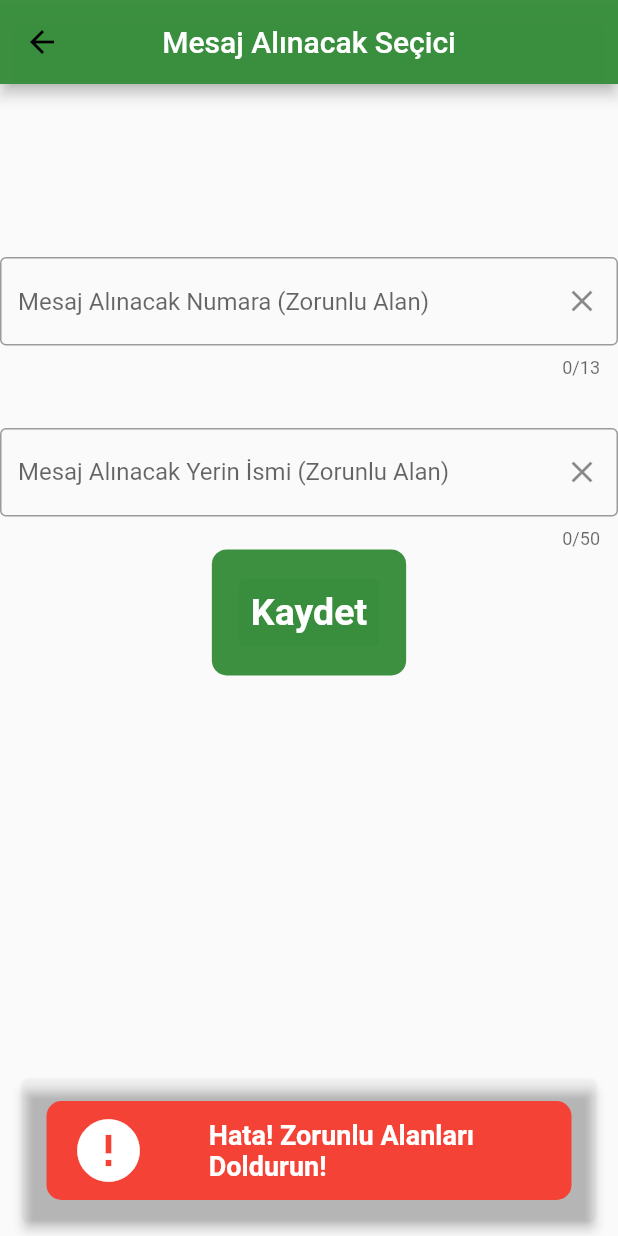
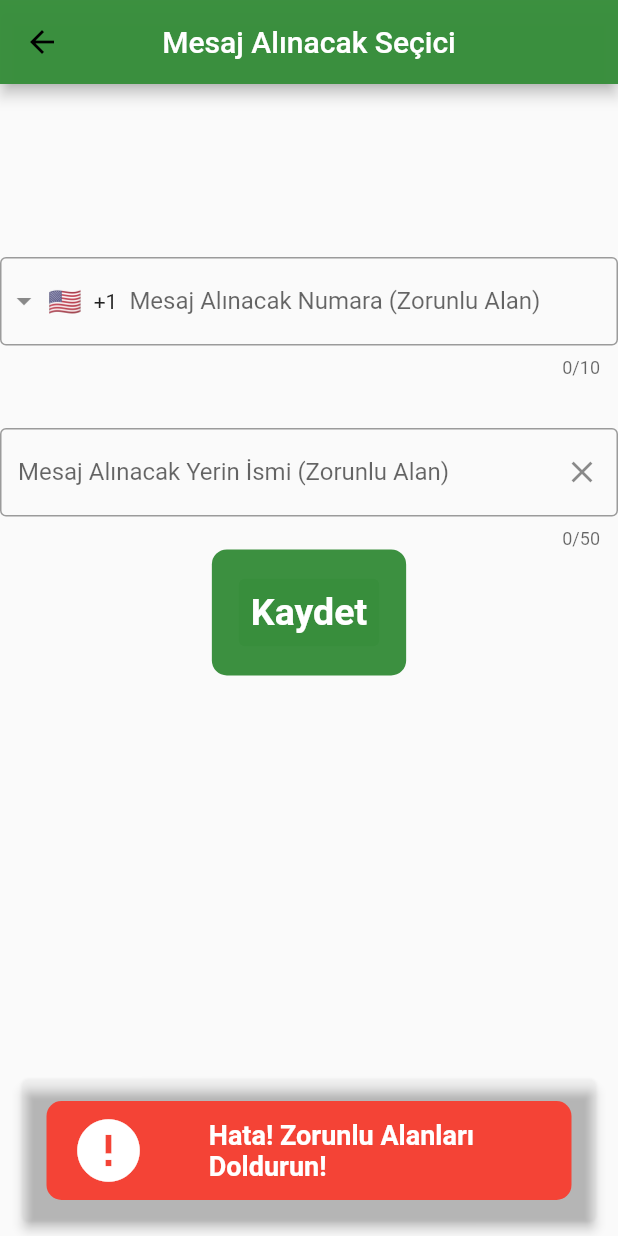
Before and after one commit to esrasubasi/tele_connect, a Flutter app: the screen it shows after launch, after a tap on the "add comment" icon, after a tap on "Kaydet", on a phone screen of 412 x 824 dp. Run offline on Flutter 3.47's test engine with Material 2 defaults, Android fonts, the phone set to English and light mode, and no system bars; drawn by our look-alikes of intl_phone_field; our stand-ins replace cloud_firestore, dio, firebase_core, flutter_slidable, permission_handler; missing offline and left inert: flutter_sms, readsms, sms_receiver; accounts and stored records are empty.

Commit message:
dropdown,timeout,switchisback,working fine

```diff
--- a/lib/core/constant/app_constant.dart
+++ b/lib/core/constant/app_constant.dart
@@ -16,4 +16,5 @@ class AppConstant {
   static const String ERROR_CANT_EMPTY_SENDER = "Hata! Zorunlu Alanları Doldurun!";
   static const String ERROR_CANT_EMPTY_ADD = "Hata! Zorunlu Alanları Doldurun!";
   static const String ERROR_MAIL = "Hata! Geçerli Bir Mail Girin";
+  static const String SEND_SMS_SELECT_INVALID = "Geçersiz Numara";
 }
--- a/lib/core/widget/double_check_box.dart
+++ b/lib/core/widget/double_check_box.dart
@@ -9,6 +9,8 @@ class DoubleCheckboxListTile extends StatelessWidget {
   final Function(bool?) onChanged2;
   final String title;
   final String subtitle;
+  final bool isErrNum;
+  final bool isErrM;
 
   DoubleCheckboxListTile({
     required this.value1,
@@ -17,6 +19,8 @@ class DoubleCheckboxListTile extends StatelessWidget {
     required this.onChanged2,
     required this.title,
     required this.subtitle,
+    required this.isErrNum,
+    required this.isErrM,
   });
 
   @override
@@ -33,12 +37,14 @@ class DoubleCheckboxListTile extends StatelessWidget {
         child: Row(
           children: [
             Checkbox(
+              isError: isErrNum,
               value: value1,
               onChanged: onChanged1,
               activeColor: ColorConstant.MAIN_COLOR_GREEN700,
               checkColor: ColorConstant.MAIN_COLOR,
             ),
             Checkbox(
+              isError: isErrM,
               value: value2,
               onChanged: onChanged2,
               activeColor: ColorConstant.MAIN_COLOR_GREEN700,
--- a/lib/view/general/general_view.dart
+++ b/lib/view/general/general_view.dart
@@ -19,7 +19,8 @@ import 'package:tele_connect/core/components/screen_field.dart';
 import '../../core/provider/button_provider.dart';
 import '../../core/provider/sms_listen_provider.dart';
 
-//switch tuşu yerine button üstünde dinliyo dinlemiyo falan yazan
+//switch dönücem :D
+//maymun yapıyo yazmazsa tek checkbox çarpı olsun
 
 class SmsReadView extends StatelessWidget {
   @override
@@ -51,7 +52,7 @@ class _HomeState extends BaseState<Home> {
     final swiprovider = Provider.of<SwitchProvider>(context);
     final readModelProvider = Provider.of<SMSReadViewModel>(context, listen: false);
     bool isOn = swiprovider.isOn;
-    final buttonprovider = Provider.of<ButtonProvider>(context);
+    //final buttonprovider = Provider.of<ButtonProvider>(context);
 
     return Scaffold(
       appBar: AppBar(
@@ -70,44 +71,44 @@ class _HomeState extends BaseState<Home> {
               SizedBox(
                 height: dynamicHeight(0.02),
               ),
-              Center(
-                child: Container(
-                    decoration: BoxDecoration(
-                      borderRadius: BorderRadius.circular(10),
-                      color: ColorConstant.MAIN_COLOR_GREEN700,
-                    ),
-                    height: dynamicHeight(0.06),
-                    width: dynamicHeight(0.18),
-                    child: TextButton(
-                      onPressed: () {
-                        buttonprovider.IsOnListen(context);
-                      },
-                      child: buttonprovider.isLoadingButton
-                          ? CircularProgressIndicator(
-                              color: ColorConstant.MAIN_COLOR,
-                              backgroundColor: ColorConstant.MAIN_COLOR_GREEN700,
-                            )
-                          : Text(
-                              buttonprovider.isListeningTF ? 'Dinliyor' : 'Dinlemiyor',
-                              style: TextStyle(color: ColorConstant.MAIN_COLOR, fontSize: 18, fontWeight: FontWeight.bold),
-                            ),
-                    )),
+              // Center(
+              //   child: Container(
+              //       decoration: BoxDecoration(
+              //         borderRadius: BorderRadius.circular(10),
+              //         color: ColorConstant.MAIN_COLOR_GREEN700,
+              //       ),
+              //       height: dynamicHeight(0.06),
+              //       width: dynamicHeight(0.18),
+              //       child: TextButton(
+              //         onPressed: () {
+              //           buttonprovider.IsOnListen(context);
+              //         },
+              //         child: buttonprovider.isLoadingButton
+              //             ? CircularProgressIndicator(
+              //                 color: ColorConstant.MAIN_COLOR,
+              //                 backgroundColor: ColorConstant.MAIN_COLOR_GREEN700,
+              //               )
+              //             : Text(
+              //                 buttonprovider.isListeningTF ? 'Dinliyor' : 'Dinlemiyor',
+              //                 style: TextStyle(color: ColorConstant.MAIN_COLOR, fontSize: 18, fontWeight: FontWeight.bold),
+              //               ),
+              //       )),
+              // ),
+              // SizedBox(
+              //   height: dynamicHeight(0.02),
+              // ),
+              Switch(
+                value: isOn,
+                onChanged: (value) {
+                  swiprovider.toggleIsOn(value);
+                  if (value) {
+                    readModelProvider.startListening();
+                  } else {
+                    readModelProvider.dispose();
+                  }
+                },
+                activeColor: ColorConstant.MAIN_COLOR_GREEN700,
               ),
-              SizedBox(
-                height: dynamicHeight(0.02),
-              ),
-              // Switch(
-              //   value: isOn,
-              //   onChanged: (value) {
-              //     swiprovider.toggleIsOn(value);
-              //     if (value) {
-              //       readModelProvider.startListening();
-              //     } else {
-              //       readModelProvider.dispose();
-              //     }
-              //   },
-              //   activeColor: ColorConstant.MAIN_COLOR_GREEN700,
-              // ),
               Text(
                 AppConstant.CONTAINER_NAME_SEND,
                 style: TextStyle(color: ColorConstant.MAIN_BLACK54, fontWeight: FontWeight.bold, fontSize: 18),
@@ -237,9 +238,11 @@ class _HomeState extends BaseState<Home> {
       child: Slidable(
         endActionPane: ActionPane(
           motion: const StretchMotion(),
-          children: [SlidableAction(backgroundColor: ColorConstant.MAIN_COLOR_RED, icon: Icons.delete, label: "Delete", onPressed: (context) => viewModel.deletePerson(person.personName))],
+          children: [SlidableAction(backgroundColor: ColorConstant.MAIN_COLOR_RED, icon: Icons.delete, label: "Sil", onPressed: (context) => viewModel.deletePerson(person.personName))],
         ),
         child: DoubleCheckboxListTile(
+          isErrM: checkGiveError(person.personEmail),
+          isErrNum: checkGiveError(person.personNumber),
           title: person.personName,
           subtitle: "${person.personNumber}/${person.personEmail}",
           value1: person.personSelectTel,
@@ -262,7 +265,7 @@ class _HomeState extends BaseState<Home> {
       child: Slidable(
         endActionPane: ActionPane(
           motion: const StretchMotion(),
-          children: [SlidableAction(backgroundColor: ColorConstant.MAIN_COLOR_RED, icon: Icons.delete, label: "Delete", onPressed: (context) => viewModel.deleteSender(sender.SenderName))],
+          children: [SlidableAction(backgroundColor: ColorConstant.MAIN_COLOR_RED, icon: Icons.delete, label: "Sil", onPressed: (context) => viewModel.deleteSender(sender.SenderName))],
         ),
         child: CheckboxListTile(
           title: Text(sender.SenderName),
--- a/lib/view/selectSend/select_send_view.dart
+++ b/lib/view/selectSend/select_send_view.dart
@@ -1,6 +1,7 @@
 // ignore_for_file: prefer_const_constructors
 
 import 'package:flutter/material.dart';
+import 'package:intl_phone_field/intl_phone_field.dart';
 import 'package:provider/provider.dart';
 import 'package:tele_connect/core/components/custom_textfield.dart';
 import 'package:tele_connect/core/constant/app_constant.dart';
@@ -28,6 +29,7 @@ class SendApp extends StatefulWidget {
 }
 
 class _SendAppState extends BaseState<SendApp> {
+  FocusNode focusNode = FocusNode();
   @override
   Widget build(BuildContext context) {
     final selectProvider = Provider.of<AddSenderViewModel>(context);
@@ -45,7 +47,21 @@ class _SendAppState extends BaseState<SendApp> {
             SizedBox(
               height: dynamicHeight(0.14),
             ),
-            CustomTextField(controller: selectProvider.SenderPhone, hintText: AppConstant.SEND_SMS_HINT_TEXT, keyboardType: TextInputType.phone, maxLenght: 13),
+            IntlPhoneField(
+                invalidNumberMessage: AppConstant.SEND_SMS_SELECT_INVALID,
+                focusNode: focusNode,
+                decoration: InputDecoration(
+                  labelText: AppConstant.SEND_SMS_HINT_TEXT,
+                  border: OutlineInputBorder(
+                    borderSide: BorderSide(),
+                  ),
+                ),
+                languageCode: "tr",
+                onChanged: (phone) {
+                  selectProvider.addnum = phone.completeNumber;
+                },
+                onCountryChanged: (country) {},
+                controller: selectProvider.SenderPhone),
             SizedBox(
               height: dynamicHeight(0.04),
             ),
--- a/lib/view/selectSend/select_send_view_model.dart
+++ b/lib/view/selectSend/select_send_view_model.dart
@@ -2,36 +2,43 @@
 
 import 'package:flutter/material.dart';
 import 'package:tele_connect/core/constant/app_constant.dart';
-import 'package:tele_connect/core/helper/feedback_helper.dart';
+import 'package:tele_connect/core/helper/error_text_helper.dart';
 import '../../core/helper/route_helper.dart';
 import '../general/general_view.dart';
 import 'package:cloud_firestore/cloud_firestore.dart';
 
-//isLoading çift notifylistener kullanmadan olmuyo
-
-//isloading kısmında patlıyo orayı düzelt
-
-//+90 kısmına ülke seçtir
+//çift notify düzeltebiliyorsan düzelt
+//+90kalıyor kalmasın
 class AddSenderViewModel extends ChangeNotifier {
   final TextEditingController SenderName = TextEditingController();
 
   final TextEditingController SenderPhone = TextEditingController();
 
   bool isLoading = false;
-
+  String addnum = "";
   void addnew(BuildContext con) async {
     if (SenderName.text == "" || SenderPhone.text == "") {
       errorMessage(con, AppConstant.ERROR_CANT_EMPTY_SENDER);
     } else {
       String addSenderName = SenderName.text;
-      String addSenderNumber = SenderPhone.text;
+      String addSenderNumber = "-";
+      if (SenderPhone.text.isNotEmpty) {
+        addSenderNumber = addnum;
+      }
 
       isLoading = true;
       notifyListeners();
-      await addSender(addSenderName, addSenderNumber);
-
-      isLoading = false;
-      notifyListeners();
+      try {
+        await addSender(addSenderName, addSenderNumber).timeout(Duration(seconds: 10));
+        isLoading = false;
+        notifyListeners();
+        RouteHelper.push(con, SmsReadView());
+      } catch (e) {
+        isLoading = false;
+        notifyListeners();
+        errorMessage(con, "Kişi Eklenirken Bir Hata Oluştu!");
+        deleteSender(addSenderName);
+      }
 
       RouteHelper.push(con, SmsReadView());
     }
@@ -45,4 +52,8 @@ class AddSenderViewModel extends ChangeNotifier {
       "SenderNumber": number,
     });
   }
+
+  Future<void> deleteSender(String SenderName) async {
+    await FirebaseFirestore.instance.collection("Numbers").doc(SenderName).delete();
+  }
 }
--- a/pubspec.yaml
+++ b/pubspec.yaml
@@ -48,6 +48,7 @@ dependencies:
   readsms: ^0.0.2+2
   flutter_sms: ^2.3.3
   dio: ^5.3.2
+  intl_phone_field: ^3.2.0
 
 dev_dependencies:
   flutter_test:
```
Also changed, not shown: lib/view/add_person/add_person_view.dart (+18 -1 lines), lib/view/add_person/add_person_view_model.dart (+23 -8 lines), lib/view/general/general_view_model.dart (+8 -0 lines), lib/core/helper/error_text_helper.dart (renamed from lib/core/helper/feedback_helper.dart), pubspec.lock.
